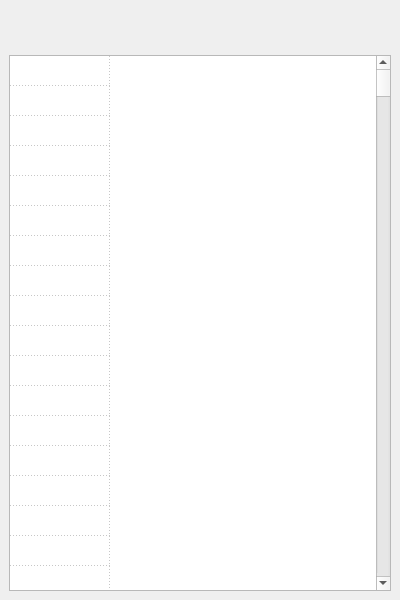
This is qtpd_gui/window/cm_pdwindow.ui in njazz/tilde as Qt 5 draws it before an edit. The edited form follows.
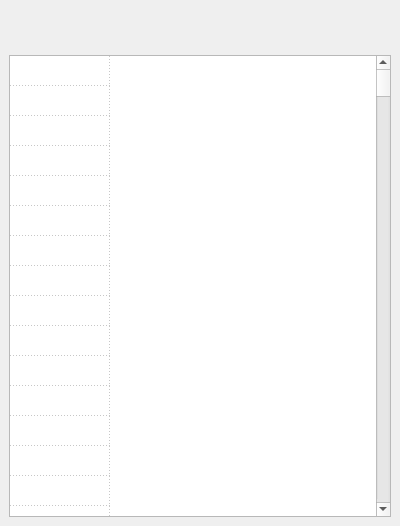
This is the edited form.

Diff of the .ui file:
```diff
--- a/qtpd_gui/window/cm_pdwindow.ui
+++ b/qtpd_gui/window/cm_pdwindow.ui
@@ -7,9 +7,15 @@
     <x>0</x>
     <y>0</y>
     <width>400</width>
-    <height>600</height>
+    <height>526</height>
    </rect>
   </property>
+  <property name="maximumSize">
+   <size>
+    <width>16777215</width>
+    <height>16777215</height>
+   </size>
+  </property>
   <property name="windowTitle">
    <string>MainWindow</string>
   </property>
@@ -569,7 +575,7 @@
       </property>
       <property name="maximumSize">
        <size>
-        <width>40</width>
+        <width>16777215</width>
         <height>40</height>
        </size>
       </property>
```
Left out of the diff: 2 changed lines with no effect on the pictures.
